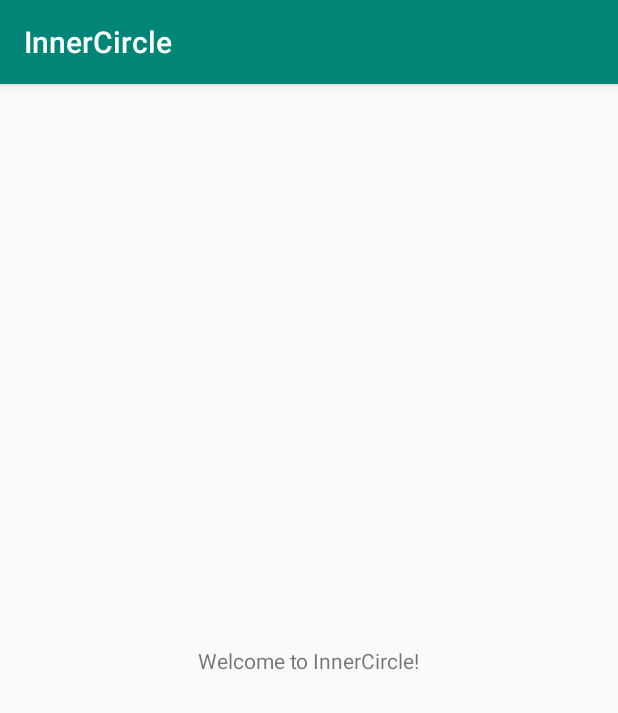
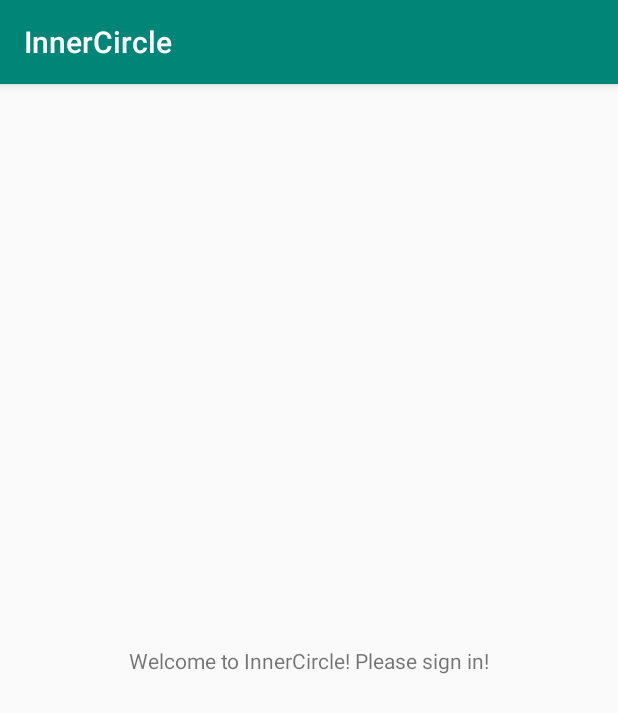
Before and after one commit to mzschandy/InnerCircle, an Android app: the screen it shows after launch (MainActivity), on a phone screen of 412 x 824 dp. Shown: the top 713 px of the screen. Run offline under Robolectric (Android 15) with nearby library versions, the phone set to English and light mode, and no system bars.

Commit message:
Added "Please sign in" to text

```diff
--- a/app/src/main/res/layout/activity_main.xml
+++ b/app/src/main/res/layout/activity_main.xml
@@ -9,7 +9,7 @@
     <TextView
         android:layout_width="wrap_content"
         android:layout_height="wrap_content"
-        android:text="Welcome to InnerCircle!"
+        android:text="Welcome to InnerCircle! Please sign in!"
         app:layout_constraintBottom_toBottomOf="parent"
         app:layout_constraintLeft_toLeftOf="parent"
         app:layout_constraintRight_toRightOf="parent"
```
